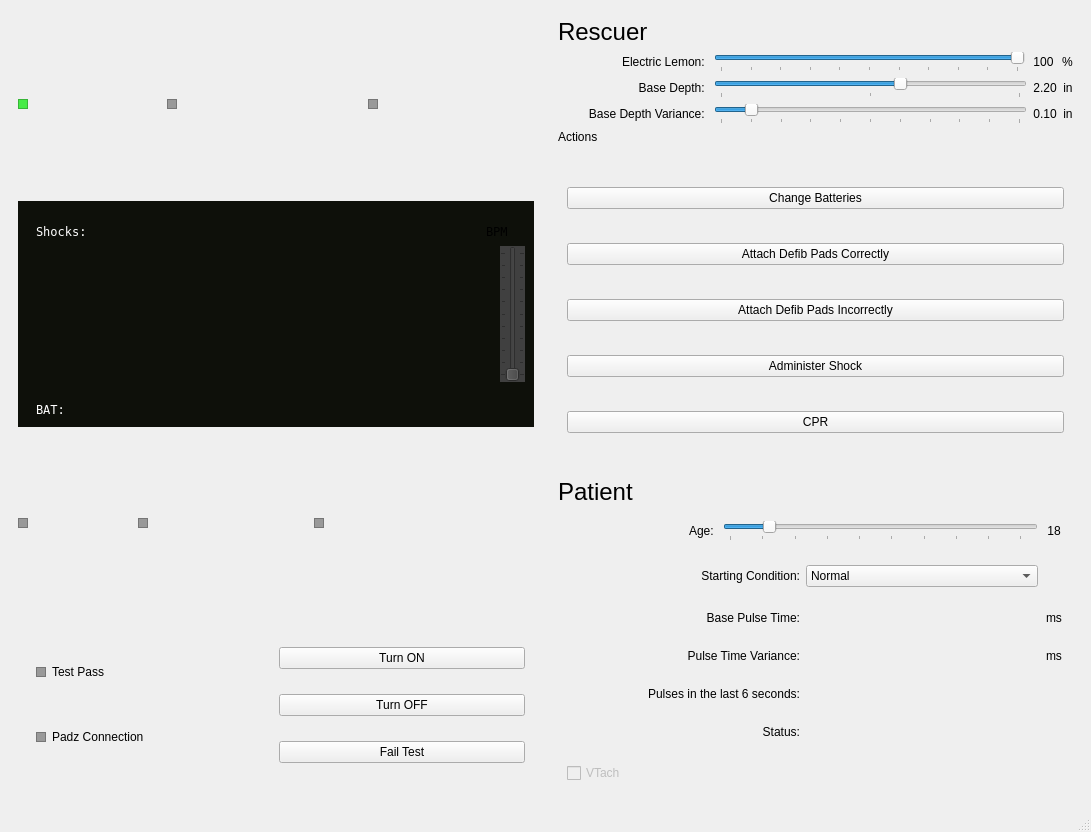
First picture: the form in aed/mainwindow.ui, repository HamzaAlsarakbi/AEDSimulator, before the edit.
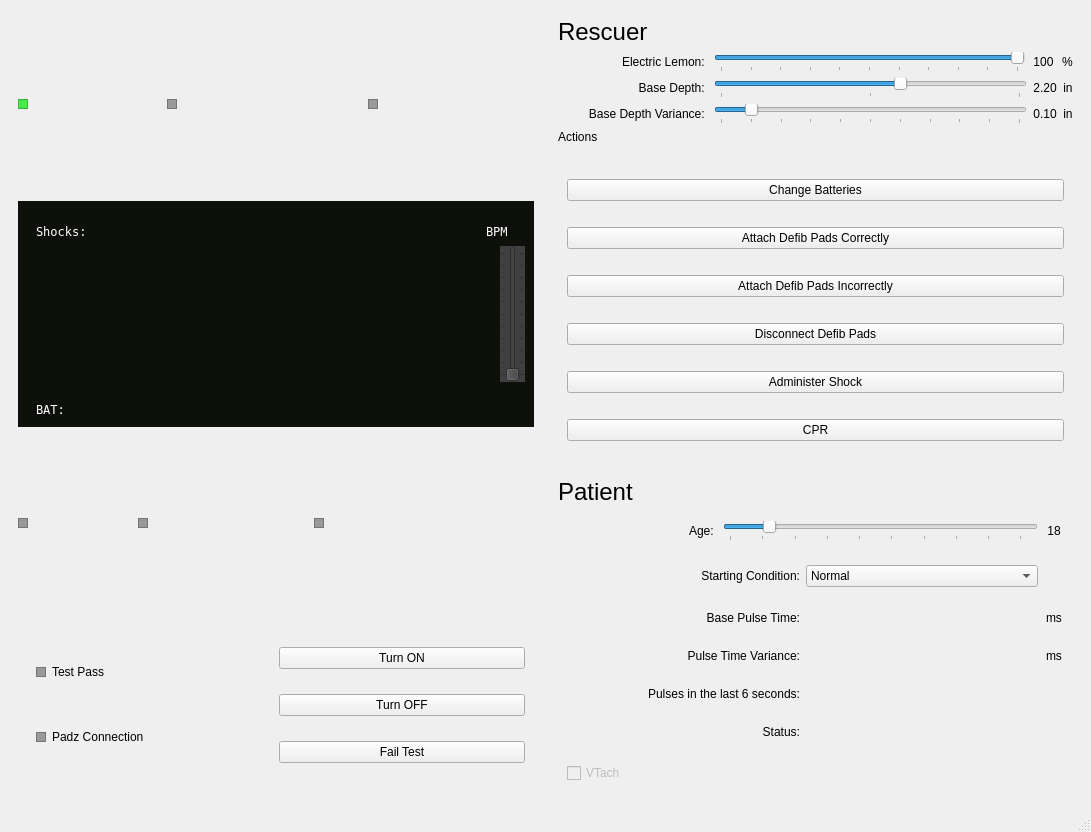
Second picture: the form after the edit. Icons and pictures are not drawn.

Commit message: added disconnect pads and fixed some bugs

Patch:
```diff
--- a/aed/mainwindow.ui
+++ b/aed/mainwindow.ui
@@ -343,7 +343,7 @@
                 </font>
                </property>
                <property name="text">
-                <string>BPM</string>
+                <string>&lt;html&gt;&lt;head/&gt;&lt;body&gt;&lt;p&gt;&lt;span style=&quot; color:#ffffff;&quot;&gt;BPM&lt;/span&gt;&lt;/p&gt;&lt;/body&gt;&lt;/html&gt;</string>
                </property>
                <property name="alignment">
                 <set>Qt::AlignLeading|Qt::AlignLeft|Qt::AlignTop</set>
@@ -1257,6 +1257,9 @@
                <height>20</height>
               </size>
              </property>
+             <property name="styleSheet">
+              <string notr="true"/>
+             </property>
              <layout class="QVBoxLayout" name="actionsWidget">
               <item>
                <widget class="QPushButton" name="changeBatteriesButton">
@@ -1300,6 +1303,19 @@
                 </property>
                </widget>
               </item>
+              <item>
+               <widget class="QPushButton" name="disconnectDefibPadsButton">
+                <property name="enabled">
+                 <bool>true</bool>
+                </property>
+                <property name="text">
+                 <string>Disconnect Defib Pads</string>
+                </property>
+                <property name="flat">
+                 <bool>false</bool>
+                </property>
+               </widget>
+              </item>
               <item>
                <widget class="QPushButton" name="administerShockButton">
                 <property name="enabled">
```
Left out of the diff: 6 changed lines with no effect on the pictures. The commit also changes 4 other files.
